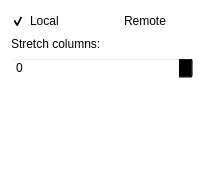
First picture: the form in widgets/table.ui, repository Elv13/sigrok_frontend, before the edit.
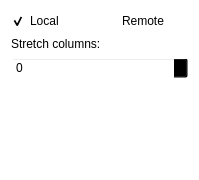
Second picture: the form after the edit.

```diff
--- a/widgets/table.ui
+++ b/widgets/table.ui
@@ -6,8 +6,8 @@
    <rect>
     <x>0</x>
     <y>0</y>
-    <width>204</width>
-    <height>183</height>
+    <width>199</width>
+    <height>180</height>
    </rect>
   </property>
   <property name="windowTitle">
```
